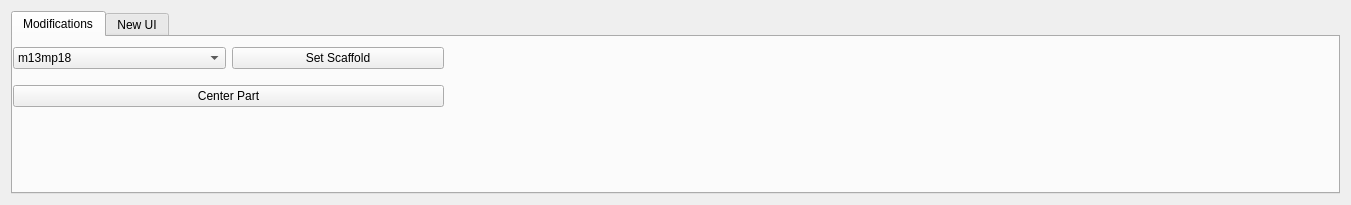
edellano/Adenita-SAMSON-Edition, file AdenitaCoreSE/form/SEAdenitaCoreSEAppGUI.ui: the form before one commit.
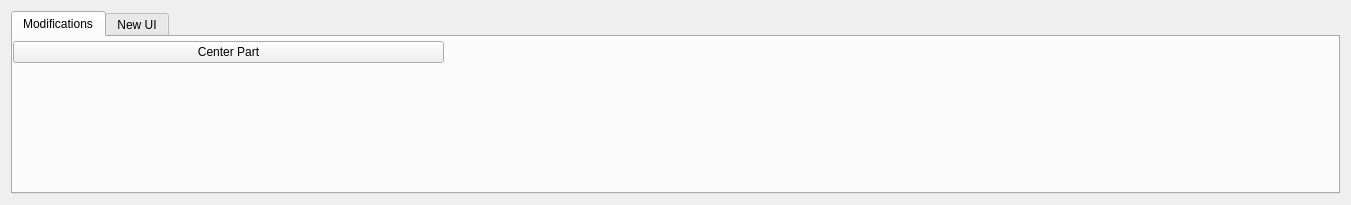
The form after the commit. The open tabs and pages were chosen to show the change.

Patch:
```diff
--- a/AdenitaCoreSE/form/SEAdenitaCoreSEAppGUI.ui
+++ b/AdenitaCoreSE/form/SEAdenitaCoreSEAppGUI.ui
@@ -37,37 +37,11 @@
            <x>0</x>
            <y>0</y>
            <width>431</width>
-           <height>81</height>
+           <height>31</height>
           </rect>
          </property>
          <layout class="QGridLayout" name="gridLayout_3">
-          <item row="0" column="0">
-           <widget class="QComboBox" name="cmbScaffolds">
-            <item>
-             <property name="text">
-              <string>m13mp18</string>
-             </property>
-            </item>
-            <item>
-             <property name="text">
-              <string>p7249</string>
-             </property>
-            </item>
-            <item>
-             <property name="text">
-              <string>Custom...</string>
-             </property>
-            </item>
-           </widget>
-          </item>
-          <item row="0" column="1">
-           <widget class="QPushButton" name="btnSetScaffold">
-            <property name="text">
-             <string>Set Scaffold</string>
-            </property>
-           </widget>
-          </item>
-          <item row="1" column="0" colspan="2">
+          <item row="0" column="0" colspan="2">
            <widget class="QPushButton" name="btnCenterPart">
             <property name="text">
              <string>Center Part</string>
```
Left out of the diff: 52 changed lines with no effect on the pictures.
